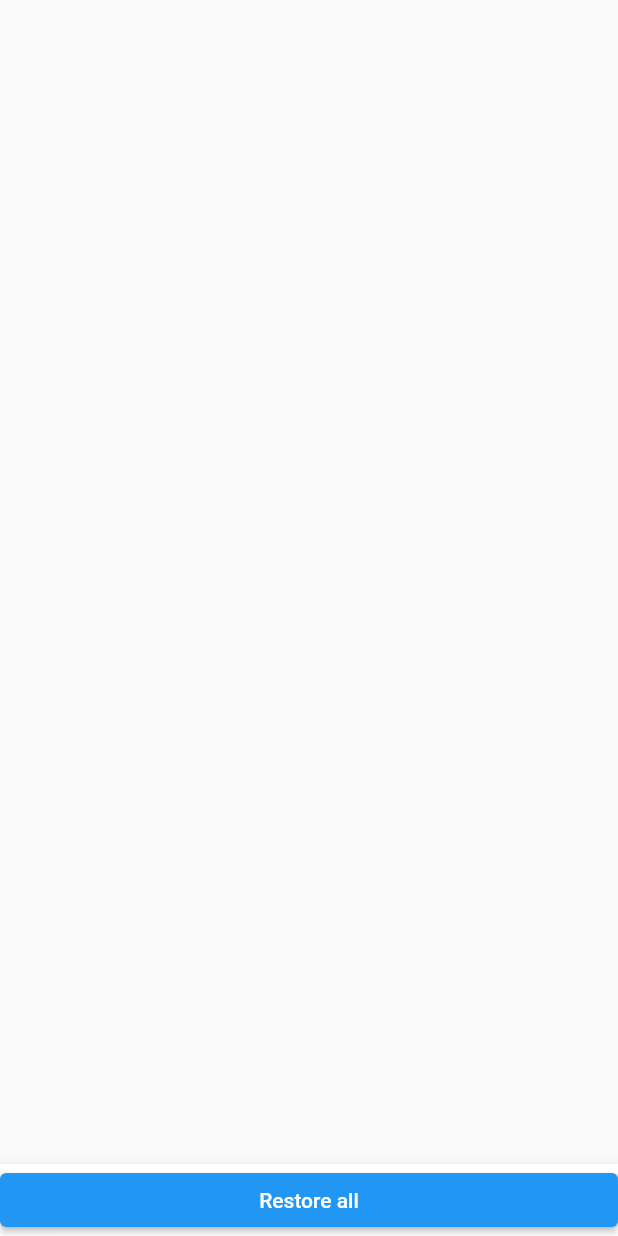
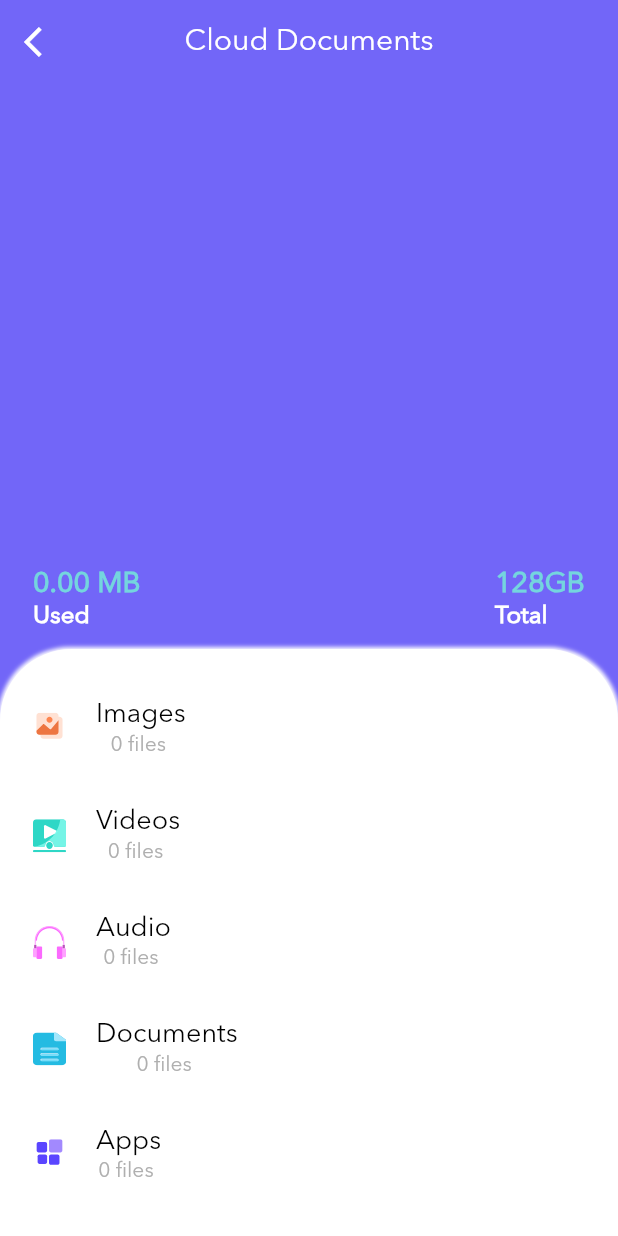
Before and after one commit to ali-shahKust/file_sharing, a Flutter app: the DashBoardScreen screen opened by its route, after a tap on "Restore Files", on a phone screen of 412 x 824 dp. Run offline on Flutter 3.47's test engine with Material 2 defaults, Android fonts, the phone set to English and light mode, and no system bars; our stand-ins replace connectivity_plus, device_info, file_picker, firebase_auth, firebase_core, firebase_messaging and 12 more; missing offline and left inert: amplify_auth_cognito, amplify_flutter, amplify_storage_s3, flutter_icons_nullsafty, flutter_pagewise, isolate_handler and 2 more; accounts and stored records are empty; statements that could not run were skipped.

Commit message:
Restore screen added

```diff
--- a/lib/constants/app_constants.dart
+++ b/lib/constants/app_constants.dart
@@ -15,6 +15,11 @@ class AppConstants {
   static const String restore_icon = imagesPath+"restore_icon.svg";
   static const String drawer_icon = imagesPath+"drawer_icon.svg";
   static const String person_icon = imagesPath+"person_icon.svg";
+  static const String images_icon = imagesPath+"images_icon.svg";
+  static const String videos_icon = imagesPath+"videos_icon.svg";
+  static const String audio_icon = imagesPath+"audio_icon.svg";
+  static const String document_icon = imagesPath+"document_icon.svg";
+  static const String apps_icon = imagesPath+"apps_icon.svg";
 
   String pdfNamePrefix = 'S&B_${DateTime.now().microsecondsSinceEpoch}';
   static const kDefaultPadding = 20.0;
--- a/lib/data/route/route_setting.dart
+++ b/lib/data/route/route_setting.dart
@@ -11,7 +11,8 @@ import 'package:quick_backup/views/dashboard/dashboard_screen.dart';
 import 'package:quick_backup/views/download/download_screen.dart';
 import 'package:quick_backup/views/local_backup/backup_files.dart';
 import 'package:quick_backup/views/login_page/login_screen.dart';
-import 'package:quick_backup/views/online_backup/files_list.dart';
+import 'package:quick_backup/views/online_backup/cloud_docs_screen.dart';
+import 'package:quick_backup/views/online_backup/cloud_images.dart';
 import 'package:quick_backup/views/splash/splash.dart';
 
 Route<dynamic> generateRoute(RouteSettings settings) {
@@ -28,8 +29,8 @@ Route<dynamic> generateRoute(RouteSettings settings) {
       return MaterialPageRoute(builder: (context) => QuesScreen(files: settings.arguments as List<File>));
     case DownloadScreen.routeName:
       return MaterialPageRoute(builder: (context) => DownloadScreen(files: settings.arguments as List));
-    case PicturesScreen.routeName:
-      return MaterialPageRoute(builder: (context) => PicturesScreen());
+    case CloudDocsScreen.routeName:
+      return MaterialPageRoute(builder: (context) => CloudDocsScreen());
     case FileManagerHome.routeName:
       return MaterialPageRoute(builder: (context) => FileManagerHome());
     // case FileManagerHome.routeName:
@@ -42,6 +43,8 @@ Route<dynamic> generateRoute(RouteSettings settings) {
       return MaterialPageRoute(builder: (context) => AudioViews());
     case FileViews.routeName:
       return MaterialPageRoute(builder: (context) => FileViews());
+      case CloudImages.routeName:
+      return MaterialPageRoute(builder: (context) => CloudImages());
     //   case FileManagerHome.routeName:
     //   return MaterialPageRoute(
     //       builder: (context) => MultiProvider(
--- a/lib/utilities/i_utills.dart
+++ b/lib/utilities/i_utills.dart
@@ -4,7 +4,7 @@ import 'package:quick_backup/constants/app_colors.dart';
 import 'custom_theme.dart';
 
 class iUtills {
-  Widget upperRoundedContainer(context, width, height, {Widget? child}) {
+  Widget upperRoundedContainer(context, width, height, {Widget? child,required color}) {
     return Container(
       width: width,
       height: height,
@@ -18,7 +18,7 @@ class iUtills {
           ],
           borderRadius: BorderRadius.only(
               topLeft: Radius.circular(48), topRight: Radius.circular(48)),
-          color: AppColors.kPrimaryColor),
+          color: color),
       child: child,
     );
   }
--- a/lib/views/dashboard/dashboard_screen.dart
+++ b/lib/views/dashboard/dashboard_screen.dart
@@ -16,7 +16,7 @@ import 'package:provider/provider.dart';
 import 'package:quick_backup/views/dashboard/dashboard_vm.dart';
 import 'package:quick_backup/views/device_file_manager/file_manager_home/filemanager_home.dart';
 import 'package:quick_backup/views/local_backup/backup_files.dart';
-import 'package:quick_backup/views/online_backup/files_list.dart';
+import 'package:quick_backup/views/online_backup/cloud_docs_screen.dart';
 
 class DashBoardScreen extends StatefulWidget {
   static const routeName = 'dash_board';
@@ -87,7 +87,7 @@ class _DashBoardScreenState extends State<DashBoardScreen> {
                 Align(
                     alignment: Alignment.bottomCenter,
                     child: iUtills().upperRoundedContainer(
-                        context, width, height * 0.476,
+                        context, width, height * 0.476,color: AppColors.kPrimaryColor,
                         child: Padding(
                           padding: const EdgeInsets.symmetric(
                               vertical: 22.0, horizontal: 22),
@@ -117,7 +117,7 @@ class _DashBoardScreenState extends State<DashBoardScreen> {
                               ),
                               InkWell(
                                 onTap: (){
-                                  Navigator.pushNamed(context, PicturesScreen.routeName);
+                                  Navigator.pushNamed(context, CloudDocsScreen.routeName);
                                 },
                                 child: customTile(
                                     icon: AppConstants.restore_icon,
--- a/lib/views/device_file_manager/file_manager_home/filemanager_home.dart
+++ b/lib/views/device_file_manager/file_manager_home/filemanager_home.dart
@@ -97,7 +97,7 @@ class _FileManagerHomeState extends State<FileManagerHome> {
   void initState() {
     super.initState();
     SchedulerBinding.instance!.addPostFrameCallback((_) {
-       Provider.of<CoreVm>(context, listen: false).checkSpace();
+       // Provider.of<CoreVm>(context, listen: false).checkSpace();
       Provider.of<CategoryVm>(context, listen: false).getDeviceFileManager();
     });
   }
--- /dev/null
+++ b/lib/views/online_backup/cloud_docs_screen.dart
@@ -0,0 +1,218 @@
+import 'package:flutter/material.dart';
+import 'package:flutter_svg/flutter_svg.dart';
+import 'package:permission_handler/permission_handler.dart';
+import 'package:provider/provider.dart';
+import 'package:quick_backup/configurations/size_config.dart';
+import 'package:quick_backup/constants/app_constants.dart';
+import 'package:quick_backup/custom_widgets/app_text_widget.dart';
+import 'package:quick_backup/custom_widgets/file_manager_custom_widgets/custom_divider.dart';
+import 'package:quick_backup/utilities/i_utills.dart';
+import 'package:quick_backup/views/download/download_screen.dart';
+import 'package:quick_backup/views/online_backup/cloud_images.dart';
+import 'package:quick_backup/views/online_backup/online_backup_vm.dart';
+
+import '../../constants/app_colors.dart';
+import '../../custom_widgets/custom_list_tile.dart';
+
+class CloudDocsScreen extends StatefulWidget {
+  static const routeName = 'pics';
+
+  @override
+  State<CloudDocsScreen> createState() => _CloudDocsScreenState();
+}
+
+class _CloudDocsScreenState extends State<CloudDocsScreen> {
+  @override
+  void initState() {
+    WidgetsBinding.instance!.addPostFrameCallback((_) {
+      Provider.of<OnlineBackUpVm>(context, listen: false).listItems();
+    });
+    super.initState();
+  }
+
+  @override
+  Widget build(BuildContext context) {
+    return Consumer<OnlineBackUpVm>(builder: (context, vm, _) {
+      double sizeInMb = vm.usedSpace / (1024 * 1024);
+      double sizeInGB = vm.usedSpace / (1024 * 1024*1024);
+
+      return Scaffold(
+        backgroundColor: AppColors.kPrimaryPurpleColor,
+        appBar: AppBar(
+          elevation: 0.0,
+          backgroundColor: AppColors.kPrimaryPurpleColor,
+          title: PrimaryText('Cloud Documents'),
+          centerTitle: true,
+          //TODO uncomment to show premium icon...
+          // actions: [
+          //   Padding(
+          //     padding: EdgeInsets.only(top: SizeConfig.screenHeight! * 0.01),
+          //     child: Container(
+          //         height: SizeConfig.screenHeight! * 0.15,
+          //         width: SizeConfig.screenWidth! * 0.2,
+          //         decoration: BoxDecoration(
+          //             color: AppColors.kDarkPurpleColor,
+          //             borderRadius: BorderRadius.only(topLeft: Radius.circular(20), bottomLeft: Radius.circular(20))),
+          //         child: Align(
+          //             alignment: Alignment.centerLeft,
+          //             child: Padding(
+          //               padding: EdgeInsets.only(left: SizeConfig.screenHeight! * 0.015),
+          //               child: Icon(
+          //                 Icons.workspace_premium,
+          //                 color: Colors.red,
+          //               ),
+          //             ))
+          //         // SvgPicture.asset('assets/premium_icon.svg'),
+          //         ),
+          //   )
+          // ],
+          leading: GestureDetector(
+            child: Icon(
+              Icons.arrow_back_ios,
+              color: AppColors.kWhiteColor,
+            ),
+            onTap: () {
+              Navigator.pop(context);
+            },
+          ),
+        ),
+        // bottomNavigationBar: BottomAppBar(
+        //   child: ElevatedButton(
+        //     onPressed: () async {
+        //       bool granted = await Permission.manageExternalStorage.isGranted;
+        //       if (granted) {
+        //         print("Files ${vm.pics.length}");
+        //         await Navigator.pushNamed(context, DownloadScreen.routeName,
+        //             arguments: vm.pics);
+        //       } else {
+        //         await Permission.manageExternalStorage.request();
+        //       }
+        //     },
+        //     child: const Text("Restore all"),
+        //   ),
+        // ),
+        body: SizedBox(
+          width: SizeConfig.screenWidth,
+          height: SizeConfig.screenHeight,
+          child: Stack(
+            children: [
+              Align(
+                alignment: Alignment.bottomCenter,
+                child: Column(
+                  mainAxisAlignment: MainAxisAlignment.end,
+                  children: [
+                    Padding(
+                      padding: const EdgeInsets.symmetric(
+                          vertical: 12.0, horizontal: 22),
+                      child: Row(
+                        mainAxisAlignment: MainAxisAlignment.spaceBetween,
+                        children: [
+                          Column(
+                            crossAxisAlignment: CrossAxisAlignment.start,
+                            children: [
+                              PrimaryText(
+                                sizeInMb>1023?sizeInGB.toStringAsFixed(2) +" GB " : sizeInMb.toStringAsFixed(2) + " MB ",
+                                fontSize: 19,
+                                fontWeight: FontWeight.w600,
+                                color: Color(0xff74D5DE),
+                              ),
+                              PrimaryText(
+                                "Used",
+                                fontSize: 16,
+                                fontWeight: FontWeight.w600,
+                                color: Colors.white,
+                              )
+                            ],
+                          ),
+                          Column(
+                            crossAxisAlignment: CrossAxisAlignment.start,
+                            children: [
+                              PrimaryText(
+                                "128GB",
+                                fontSize: 19,
+                                fontWeight: FontWeight.w600,
+                                color: Color(0xff74D5DE),
+                              ),
+                              PrimaryText(
+                                "Total",
+                                fontSize: 16,
+                                fontWeight: FontWeight.w600,
+                                color: Colors.white,
+                              )
+                            ],
+                          ),
+                        ],
+                      ),
+                    ),
+                    iUtills().upperRoundedContainer(
+                        context,
+                        SizeConfig.screenWidth,
+                        SizeConfig.screenHeight! * 0.475,
+                        color: AppColors.kWhiteColor,
+                        child: Padding(
+                          padding: const EdgeInsets.symmetric(
+                              vertical: 18.0, horizontal: 22),
+                          child: Column(
+                            mainAxisAlignment: MainAxisAlignment.spaceAround,
+                            crossAxisAlignment: CrossAxisAlignment.start,
+                            children: [
+                              InkWell(
+                                onTap: (){
+                                  Navigator.pushNamed(context, CloudImages.routeName);
+                                },
+                                child: customTile(AppConstants.images_icon, "Images",
+                                    vm.images.length.toString() + " files "),
+                              ),
+                              customTile(AppConstants.videos_icon, "Videos",
+                                  vm.videos.length.toString() + " files "),
+                              customTile(AppConstants.audio_icon, "Audio",
+                                  vm.audios.length.toString() + " files "),
+                              customTile(
+                                  AppConstants.document_icon,
+                                  "Documents",
+                                  vm.documents.length.toString() + " files "),
+                              customTile(AppConstants.apps_icon, "Apps",
+                                  vm.apps.length.toString() + " files "),
+                            ],
+                          ),
+                        )),
+                  ],
+                ),
+              )
+            ],
+          ),
+        ),
+      );
+    });
+  }
+
+  Widget customTile(icon, title, fileslength, {progress}) {
+    return Row(
+      children: [
+        SvgPicture.asset(icon,width: 22,height: 22,fit: BoxFit.fill,),
+        SizedBox(
+          width: 20,
+        ),
+        Column(
+          children: [
+            PrimaryText(
+              title,
+              fontSize: 18,
+              fontWeight: FontWeight.w500,
+              color: AppColors.kBlackColor,
+            ),
+            PrimaryText(
+              fileslength,
+              fontSize: 14,
+              fontWeight: FontWeight.w500,
+              color: Color(0xffAFAFAF),
+            ),
+          ],
+        ),
+        SizedBox(
+          width: 20,
+        ),
+      ],
+    );
+  }
+}
--- a/lib/views/online_backup/files_list.dart
+++ /dev/null
@@ -1,65 +0,0 @@
-import 'package:flutter/material.dart';
-import 'package:permission_handler/permission_handler.dart';
-import 'package:provider/provider.dart';
-import 'package:quick_backup/views/download/download_screen.dart';
-import 'package:quick_backup/views/online_backup/online_backup_vm.dart';
-
-class PicturesScreen extends StatefulWidget {
-  static const routeName = 'pics';
-
-  @override
-  State<PicturesScreen> createState() => _PicturesScreenState();
-}
-
-class _PicturesScreenState extends State<PicturesScreen> {
-  @override
-  void initState() {
-    WidgetsBinding.instance!.addPostFrameCallback((_) {
-      Provider.of<OnlineBackUpVm>(context, listen: false).listItems();
-    });
-    super.initState();
-  }
-
-  @override
-  Widget build(BuildContext context) {
-    return Consumer<OnlineBackUpVm>(builder: (context, vm, _) {
-      return  Scaffold(
-        bottomNavigationBar: BottomAppBar(
-          child: ElevatedButton(
-            onPressed: () async{
-              bool granted = await Permission.manageExternalStorage.isGranted;
-              if(granted){
-                print("Files ${vm.pics.length}");
-                  await Navigator.pushNamed(context, DownloadScreen.routeName,arguments: vm.pics );
-              }
-              else {
-                await Permission.manageExternalStorage.request();
-              }
-            },
-            child:const Text("Restore all"),
-          ),
-        ),
-        body: SingleChildScrollView(
-          child: Column(
-            children: [
-              for(int i=0; i<vm.pics.length;i++)
-                Padding(
-                  padding: const EdgeInsets.all(8.0),
-                  child: Container(
-                    width: 250,
-                    height: 250,
-                    child: InkWell(
-                        onTap: (){
-                          // vm.downloadFile(vm.pics);
-                        },
-                        child: Image.network(vm.pics[i]['url'],fit: BoxFit.cover,)),
-                  ),
-                )
-            ],
-          ),
-        ),
-      );
-    });
-  }
-
-}
--- a/lib/views/online_backup/online_backup_vm.dart
+++ b/lib/views/online_backup/online_backup_vm.dart
@@ -1,50 +1,141 @@
 import 'dart:io';
+import 'dart:math';
 
 import 'package:amplify_flutter/amplify_flutter.dart';
 import 'package:amplify_storage_s3/amplify_storage_s3.dart';
 import 'package:firebase_auth/firebase_auth.dart';
 import 'package:get_it/get_it.dart';
+import 'package:mime_type/mime_type.dart';
 import 'package:quick_backup/data/base/base_vm.dart';
 import 'package:quick_backup/data/models/app_model.dart';
-
 
 class OnlineBackUpVm extends BaseVm {
   var queue = GetIt.I.get<AppModel>().queue;
   List _pics = [];
+  List _images = [];
+  List _videos = [];
+  List _audios = [];
+  List _documents = [];
+  List _apps = [];
+  int _usedSpace = 0;
+
+  int get usedSpace => _usedSpace;
+
+  set usedSpace(int value) {
+    _usedSpace = value;
+  }
+
+  List get images => _images;
+
+  set images(List value) {
+    _images = value;
+  }
+
+  List get videos => _videos;
+
+  set videos(List value) {
+    _videos = value;
+  }
+
+  List get audios => _audios;
+
+  set audios(List value) {
+    _audios = value;
+  }
+
+  List get documents => _documents;
+
+  set documents(List value) {
+    _documents = value;
+  }
+
+  List get apps => _apps;
+
+  set apps(List value) {
+    _apps = value;
+  }
 
   List get pics => _pics;
 
   set pics(List value) {
     _pics = value;
   }
+
   Future<void> listItems() async {
     try {
       pics.clear();
-      final ListResult result = await Amplify.Storage.list();
+      audios.clear();
+      videos.clear();
+      images.clear();
+      documents.clear();
+      usedSpace = 0;
+      final ListResult result = await Amplify.Storage.list(
+          path: "backups/${FirebaseAuth.instance.currentUser!.email}/");
       final List<StorageItem> items = result.items;
 
       for (int i = 0; i < items.length; i++) {
-        if (items[i].key.contains(
-            "backups/${FirebaseAuth.instance.currentUser!.email}/")) {
-          final GetUrlResult result =
-          await Amplify.Storage.getUrl(key: items[i].key);
-          pics.add({
+        final GetUrlResult result =
+            await Amplify.Storage.getUrl(key: items[i].key);
+        print('MY DATA ${items[i].key}');
+        if (mime(items[i].key)!.split("/").first == "video") {
+          videos.add({
             "url": result.url,
             "key": items[i].key,
             'date': items[i].lastModified,
             'size': items[i].size
           });
-          notifyListeners();
+        } else if (mime(items[i].key)!.split("/").first == "image") {
+          images.add({
+            "url": result.url,
+            "key": items[i].key,
+            'date': items[i].lastModified,
+            'size': items[i].size
+          });
+        } else if (mime(items[i].key)!.split("/").first == "audio") {
+          audios.add({
+            "url": result.url,
+            "key": items[i].key,
+            'date': items[i].lastModified,
+            'size': items[i].size
+          });
+        } else if (mime(items[i].key)!.split("/").first == "document") {
+          documents.add({
+            "url": result.url,
+            "key": items[i].key,
+            'date': items[i].lastModified,
+            'size': items[i].size
+          });
+        } else {
+          apps.add({
+            "url": result.url,
+            "key": items[i].key,
+            'date': items[i].lastModified,
+            'size': items[i].size
+          });
         }
+        usedSpace += items[i].size!;
+
+        // pics.add({
+        //   "url": result.url,
+        //   "key": items[i].key,
+        //   'date': items[i].lastModified,
+        //   'size': items[i].size
+        // });
+        notifyListeners();
       }
     } on StorageException catch (e) {
       print('Error listing items: $e');
     }
   }
-
+  getFileSize(String filepath, int decimals) async {
+    var file = File(filepath);
+    int bytes = await file.length();
+    if (bytes <= 0) return "0 B";
+    const suffixes = ["B", "KB", "MB", "GB", "TB", "PB", "EB", "ZB", "YB"];
+    var i = (log(bytes) / log(1024)).floor();
+    return ((bytes / pow(1024, i)).toStringAsFixed(decimals)) + ' ' + suffixes[i];
+  }
   Future<void> downloadFile(
-      var files,
-      ) async {
-
-  }
+    var files,
+  ) async {}
 }
```
Also changed, not shown: lib/views/dashboard/dashboard_vm.dart (+9 -7 lines), lib/views/device_file_manager/category/videos_view.dart (+7 -0 lines), lib/views/online_backup/cloud_images.dart (added, +100 -0 lines), assets/images/apps_icon.svg (added), assets/images/audio_icon.svg (added), assets/images/document_icon.svg (added), assets/images/images_icon.svg (added), assets/images/videos_icon.svg (added).
